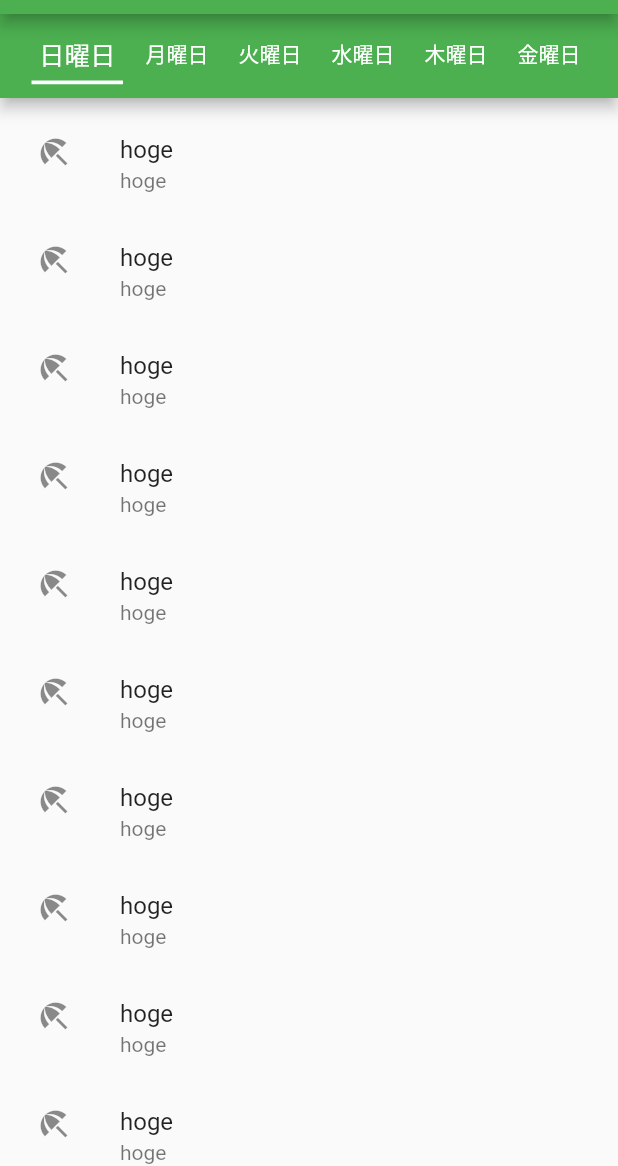
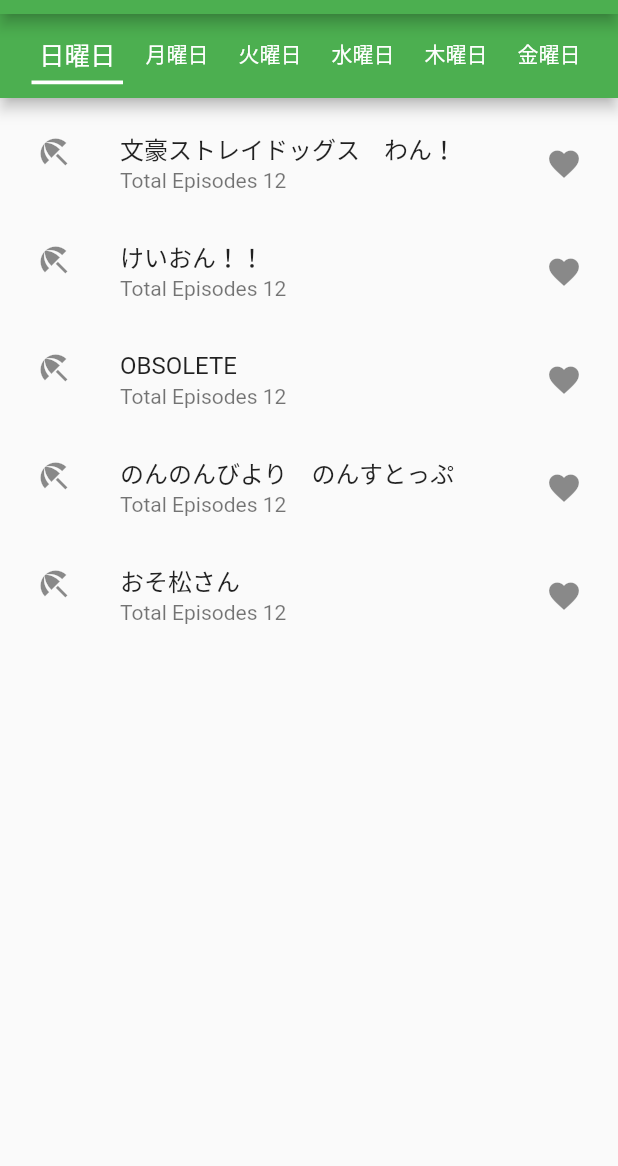
Before and after one commit to wakabayashiryo/anime_manage_app, a Flutter app: the screen it shows after launch, on a phone screen of 412 x 824 dp, the part 70-1236 px from its top. Run offline on Flutter 3.47's test engine with Material 2 defaults, Android fonts, the phone set to English and light mode, and no system bars; our stand-ins replace sqflite; accounts and stored records are empty.

Commit message:
implemented shchedule screen

```diff
--- a/anime_manage_app/lib/database_helper.dart
+++ b/anime_manage_app/lib/database_helper.dart
@@ -1,7 +1,5 @@
 import 'dart:async';
 import 'dart:io';
-import 'package:flutter/cupertino.dart';
-import 'package:flutter/material.dart';
 import 'package:path_provider/path_provider.dart';
 import 'package:sqflite/sqflite.dart';
 import 'package:path/path.dart';
@@ -12,7 +10,7 @@ class DatabaseHelper {
   String? tableStructure;
 
   DatabaseHelper._createInstance(
-      {@required this.tableName, this.version, @required this.tableStructure});
+      {this.tableName, this.version, this.tableStructure});
 
   static final DatabaseHelper helperInstance = DatabaseHelper._createInstance();
 
--- a/anime_manage_app/lib/program_checklist.dart
+++ b/anime_manage_app/lib/program_checklist.dart
@@ -1,13 +1,9 @@
 import 'package:flutter/gestures.dart';
 import 'package:flutter/material.dart';
+import 'database.dart';
 import 'seedData.dart';
 
-class ProgramChecklists extends StatefulWidget {
-  @override
-  _ProgramChecklistsState createState() => _ProgramChecklistsState();
-}
-
-class _ProgramChecklistsState extends State<ProgramChecklists> {
+class ProgramChecklists extends StatelessWidget {
   @override
   Widget build(BuildContext context) {
     return DefaultTabController(
@@ -16,7 +12,7 @@ class _ProgramChecklistsState extends State<ProgramChecklists> {
         child: Scaffold(
           appBar: AppBar(
             centerTitle: true,
-            // backgroundColor: Colors.gree,
+            //backgroundColor: Colors.green,
             title: TabBar(
               dragStartBehavior: DragStartBehavior.down,
               indicatorColor: Colors.white,
@@ -41,97 +37,72 @@ class _ProgramChecklistsState extends State<ProgramChecklists> {
             ),
           ),
           body: TabBarView(
-            children: [
-              ListView.builder(
-                  padding: const EdgeInsets.all(8),
-                  itemCount: 10,
-                  itemBuilder: (BuildContext context, int index) {
-                    return ListTile(
-                        leading: Icon(Icons.beach_access),
-                        title: Text('hoge'),
-                        subtitle: Text('hoge'),
-                        onTap: () {
-                          Navigator.of(context).push(MaterialPageRoute<void>(
-                            builder: (BuildContext context) => _CheckboxList(),
-                          ));
-                        });
-                  }),
-              CheckboxListTile(
-                title: Text('test'),
-                secondary: Icon(Icons.beach_access),
-                onChanged: null,
-                value: true,
-              ),
-              CheckboxListTile(
-                title: Text('test'),
-                secondary: Icon(Icons.beach_access),
-                onChanged: null,
-                value: true,
-              ),
-              CheckboxListTile(
-                title: Text('test'),
-                secondary: Icon(Icons.beach_access),
-                onChanged: null,
-                value: true,
-              ),
-              CheckboxListTile(
-                title: Text('test'),
-                secondary: Icon(Icons.beach_access),
-                onChanged: null,
-                value: true,
-              ),
-              CheckboxListTile(
-                title: Text('test'),
-                secondary: Icon(Icons.beach_access),
-                onChanged: null,
-                value: true,
-              ),
-              CheckboxListTile(
-                title: Text('test'),
-                secondary: Icon(Icons.beach_access),
-                onChanged: null,
-                value: true,
-              ),
+            children: <Widget>[
+              programListWeekDay(DateTime.sunday),
+              programListWeekDay(DateTime.monday),
+              programListWeekDay(DateTime.tuesday),
+              programListWeekDay(DateTime.wednesday),
+              programListWeekDay(DateTime.thursday),
+              programListWeekDay(DateTime.friday),
+              programListWeekDay(DateTime.saturday)
             ],
           ),
         ));
   }
 }
 
-class _CheckboxList extends StatefulWidget {
-  @override
-  __CheckboxListState createState() => __CheckboxListState();
+Widget programListWeekDay(int? weekday) {
+  final List<ProgramInformation> _filterd =
+      seedData.where((element) => element.weekDays == weekday).toList();
+
+  return ListView.builder(
+      padding: const EdgeInsets.all(8),
+      itemCount: _filterd.length,
+      itemBuilder: (BuildContext context, int index) {
+        return ListTile(
+            leading: Icon(Icons.beach_access), //<=change TV icon
+            title: Text("${_filterd[index].title}"),
+            subtitle: Text('Total Episodes ${_filterd[index].totalEpisode}'),
+            trailing: Icon(Icons.favorite),
+            onTap: () {
+              Navigator.of(context).push(MaterialPageRoute<void>(
+                builder: (BuildContext context) =>
+                    _CheckboxList(contentInfo: _filterd[index]),
+              ));
+            });
+      });
 }
 
-class __CheckboxListState extends State<_CheckboxList> {
-  bool? _checked;
+class _CheckboxList extends StatelessWidget {
+  ProgramInformation contentInfo;
 
-  @override
-  void initState() {
-    _checked = true;
-    // TODO: implement initState
-    super.initState();
-  }
+  _CheckboxList({required this.contentInfo});
 
   @override
   Widget build(BuildContext context) {
     return Scaffold(
-        appBar: AppBar(
-          title:Text('test')
-        ),
-        body: CheckboxListTile(
-          title: Text('test'),
-          subtitle: Text('hoge'),
+        appBar: AppBar(title: Text(contentInfo.title!)),
+        body: ListView.builder(
+            padding: const EdgeInsets.all(8),
+            itemCount: contentInfo.progress!.length,
+            itemBuilder: (BuildContext context, int index) {
+              return CheckboxListTile(
+                title: Text('Episode ${index + 1}'),
+                // subtitle: Text('hoge'),
                 secondary: Icon(Icons.beach_access),
                 controlAffinity: ListTileControlAffinity.platform,
                 onChanged: (bool? value) {
-            setState(() {
-              _checked = value;
-            });
+                  print("${contentInfo.progress![index]}\n");
+                  if (value!)
+                    contentInfo.progress![index] = false;
+                  else
+                    contentInfo.progress![index] = true;
+                  print("${contentInfo.progress![index]}\n");
                 },
-          value: _checked,
+                value: contentInfo.progress![index],
                 activeColor: Colors.green,
                 checkColor: Colors.white,
-    ));
+              );
+            }));
   }
 }
```
Also changed, not shown: anime_manage_app/lib/seedData.dart (+182 -38 lines). Lines whose indentation alone changed are shown as unchanged.
